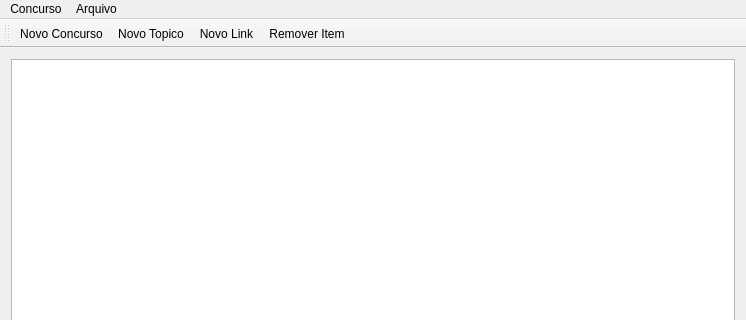
This is mainwindow.ui in sergiosvieira/qtmind as Qt 5 draws it before an edit; both pictures show x 0 to 746 and y 0 to 320 of the 746 by 478 pixel window. The edited form follows.
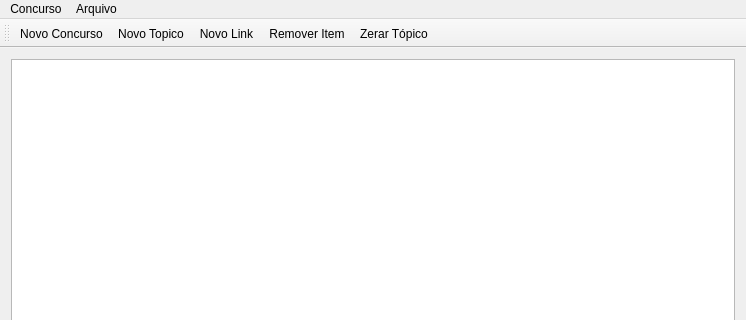
This is the edited form.

```diff
--- a/mainwindow.ui
+++ b/mainwindow.ui
@@ -73,6 +73,7 @@
    <addaction name="actionNovo_Topico"/>
    <addaction name="actionNovo_Link"/>
    <addaction name="actionRemover_Item"/>
+   <addaction name="actionZerar_T_pico"/>
   </widget>
   <action name="actionAdicionar_Novo">
    <property name="text">
@@ -104,6 +105,11 @@
     <string>Novo Link</string>
    </property>
   </action>
+  <action name="actionZerar_T_pico">
+   <property name="text">
+    <string>Zerar Tópico</string>
+   </property>
+  </action>
  </widget>
  <layoutdefault spacing="6" margin="11"/>
  <resources/>
```
Left out of the diff: 2 changed lines with no effect on the pictures.
